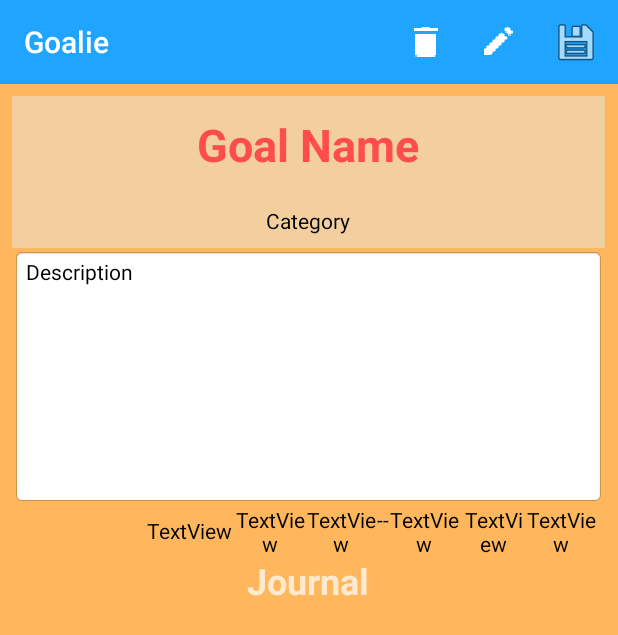
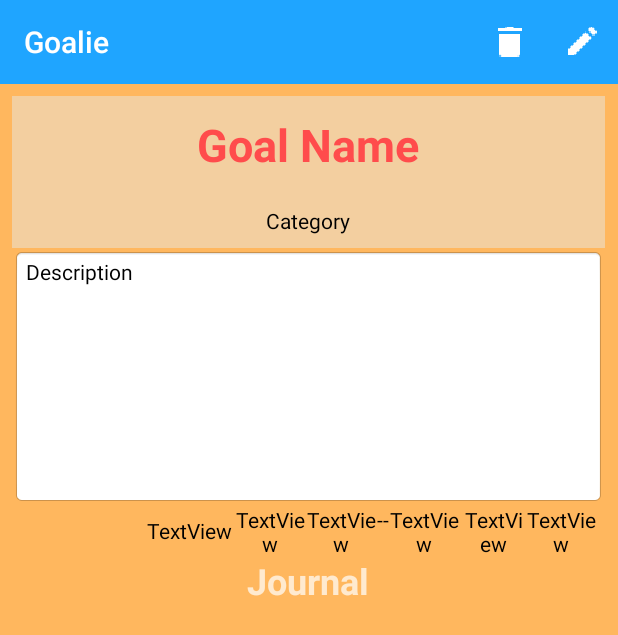
Before and after one commit to khuonghieu/Goalie, an Android app: the ViewGoal screen opened directly, with no data from a screen before it, on a phone screen of 412 x 824 dp. Shown: the top 635 px of the screen. Run offline under Robolectric (Android 15) with nearby library versions, the phone set to English and light mode, and no system bars; 1 statement that could not run was skipped.

Commit message:
Deleted unused icon in view goal activity.

```diff
--- a/app/src/main/res/menu/menu_viewgoal.xml
+++ b/app/src/main/res/menu/menu_viewgoal.xml
@@ -13,10 +13,4 @@
         android:icon="@drawable/ic_edit"
         android:title="Edit Goal"
         app:showAsAction="always"></item>
-    <item
-        android:id="@+id/editJournal"
-        android:icon="@android:drawable/ic_menu_save"
-        android:title="Journal"
-        android:visible="true"
-        app:showAsAction="always"></item>
 </menu>
```
